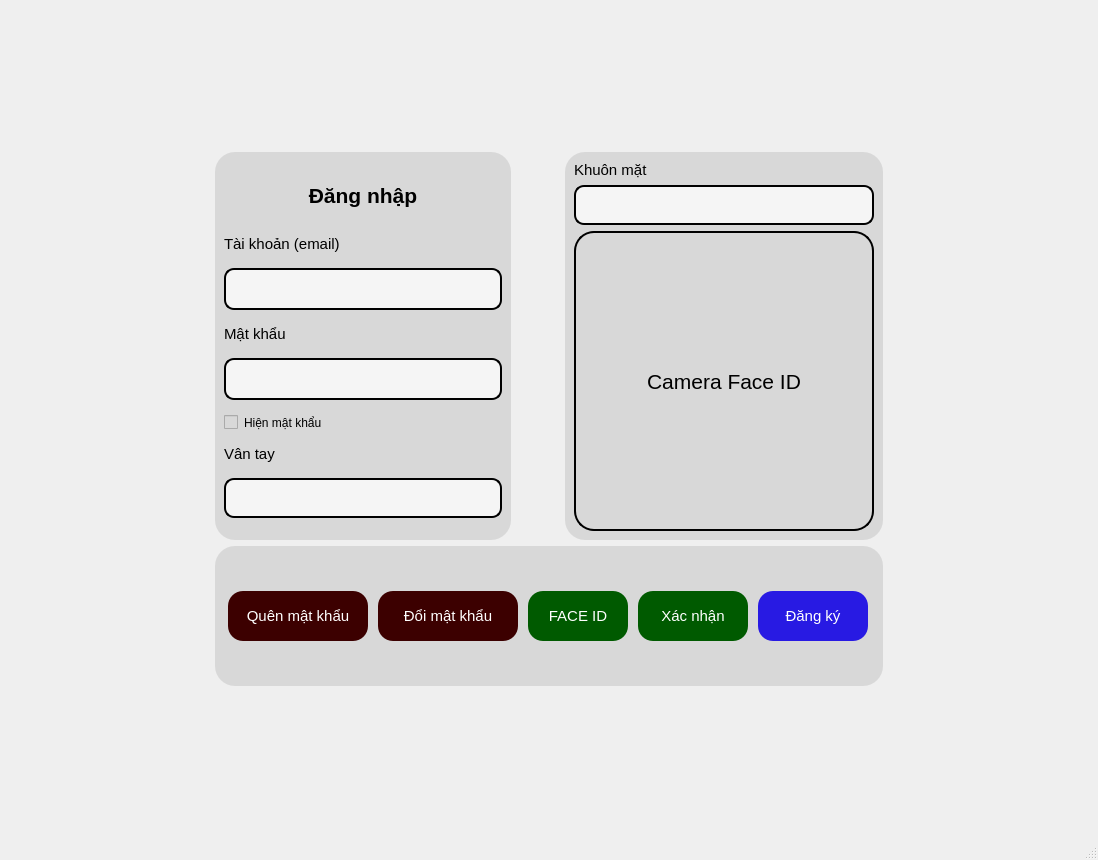
Before: the Qt Designer form gui_main.ui in dodanglap/NCKH_PyQt_GUI, drawn with Qt 5.
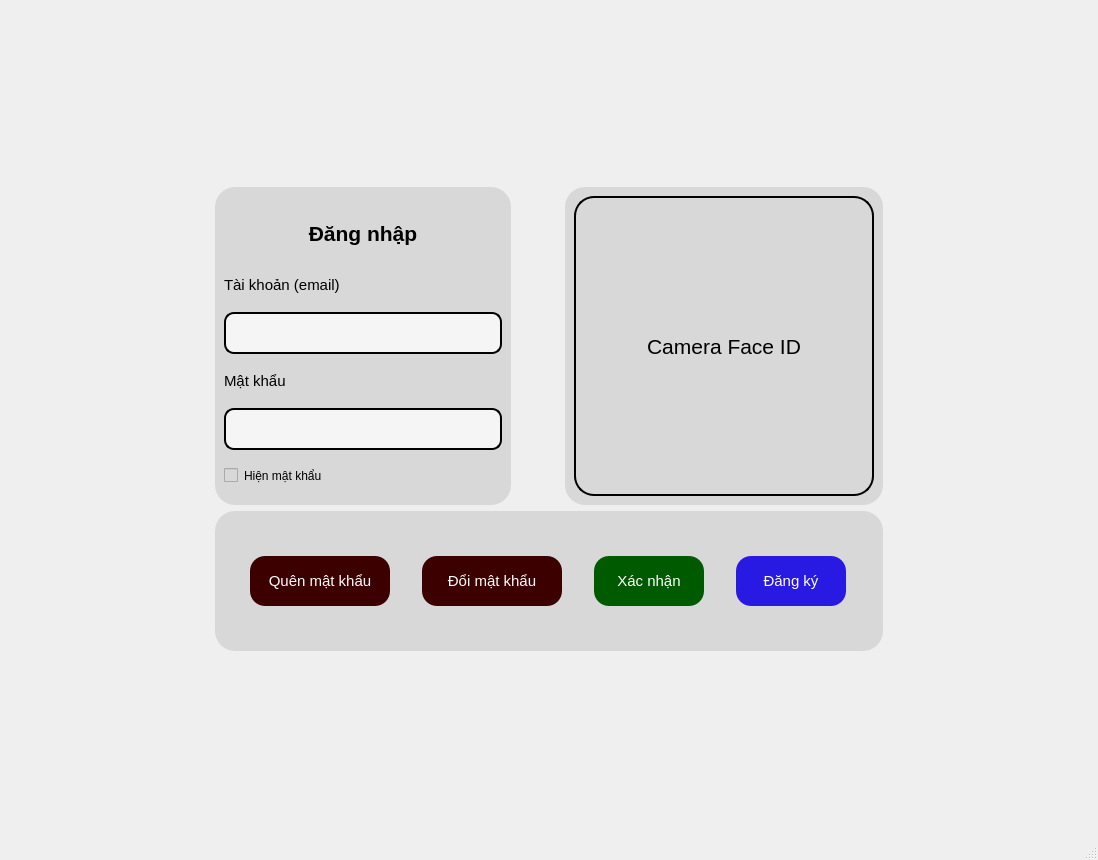
After: the same form once the commit is applied. The open tabs and pages were chosen to show the change.

Commit message: add Face ID

The edit to the form file:
```diff
--- a/gui_main.ui
+++ b/gui_main.ui
@@ -230,55 +230,6 @@
                    </property>
                   </widget>
                  </item>
-                 <item>
-                  <widget class="QLabel" name="label_4">
-                   <property name="sizePolicy">
-                    <sizepolicy hsizetype="Maximum" vsizetype="Maximum">
-                     <horstretch>0</horstretch>
-                     <verstretch>0</verstretch>
-                    </sizepolicy>
-                   </property>
-                   <property name="font">
-                    <font>
-                     <pointsize>11</pointsize>
-                    </font>
-                   </property>
-                   <property name="text">
-                    <string>Vân tay</string>
-                   </property>
-                  </widget>
-                 </item>
-                 <item>
-                  <widget class="QLabel" name="lb_vt_dn">
-                   <property name="sizePolicy">
-                    <sizepolicy hsizetype="Expanding" vsizetype="Fixed">
-                     <horstretch>0</horstretch>
-                     <verstretch>0</verstretch>
-                    </sizepolicy>
-                   </property>
-                   <property name="font">
-                    <font>
-                     <family>Arial,sans-serif</family>
-                     <pointsize>-1</pointsize>
-                    </font>
-                   </property>
-                   <property name="styleSheet">
-                    <string notr="true">
-                border: 2px solid black;
-                border-radius: 10px;
-                padding: 10px;
-                background-color: #f5f5f5;
-                color: #333;
-                font-family: Arial, sans-serif;
-                font-size: 14px;
-
-</string>
-                   </property>
-                   <property name="text">
-                    <string/>
-                   </property>
-                  </widget>
-                 </item>
                 </layout>
                </widget>
               </item>
@@ -309,43 +260,6 @@
                  <enum>QFrame::Raised</enum>
                 </property>
                 <layout class="QVBoxLayout" name="verticalLayout_6">
-                 <item>
-                  <widget class="QLabel" name="label_11">
-                   <property name="font">
-                    <font>
-                     <pointsize>11</pointsize>
-                    </font>
-                   </property>
-                   <property name="text">
-                    <string>Khuôn mặt</string>
-                   </property>
-                  </widget>
-                 </item>
-                 <item>
-                  <widget class="QLabel" name="lb_id_face_dn">
-                   <property name="sizePolicy">
-                    <sizepolicy hsizetype="Expanding" vsizetype="Fixed">
-                     <horstretch>0</horstretch>
-                     <verstretch>0</verstretch>
-                    </sizepolicy>
-                   </property>
-                   <property name="styleSheet">
-                    <string notr="true">
-                border: 2px solid black;
-                border-radius: 10px;
-                padding: 10px;
-                background-color: #f5f5f5;
-                color: #333;
-                font-family: Arial, sans-serif;
-                font-size: 14px;
-
-</string>
-                   </property>
-                   <property name="text">
-                    <string/>
-                   </property>
-                  </widget>
-                 </item>
                  <item>
                   <widget class="QLabel" name="lb_cam_dn">
                    <property name="minimumSize">
@@ -473,42 +387,6 @@
                  </property>
                 </widget>
                </item>
-               <item>
-                <widget class="QPushButton" name="btn_face_dn">
-                 <property name="sizePolicy">
-                  <sizepolicy hsizetype="Preferred" vsizetype="Preferred">
-                   <horstretch>0</horstretch>
-                   <verstretch>0</verstretch>
-                  </sizepolicy>
-                 </property>
-                 <property name="maximumSize">
-                  <size>
-                   <width>100</width>
-                   <height>50</height>
-                  </size>
-                 </property>
-                 <property name="font">
-                  <font>
-                   <pointsize>11</pointsize>
-                  </font>
-                 </property>
-                 <property name="styleSheet">
-                  <string notr="true">QPushButton {
-    background-color: rgb(0, 90, 0);
-    color: rgb(255, 255, 255);
-    border-radius: 15px;
-}
-
-QPushButton:hover {
-    background-color: green;
-}
-</string>
-                 </property>
-                 <property name="text">
-                  <string>FACE ID</string>
-                 </property>
-                </widget>
-               </item>
                <item>
                 <widget class="QPushButton" name="btn_xn_dn">
                  <property name="sizePolicy">
```
Left out of the diff: 212 changed lines with no effect on the pictures. Lines whose indentation alone changed are shown as unchanged. The commit also changes 8 other files.
